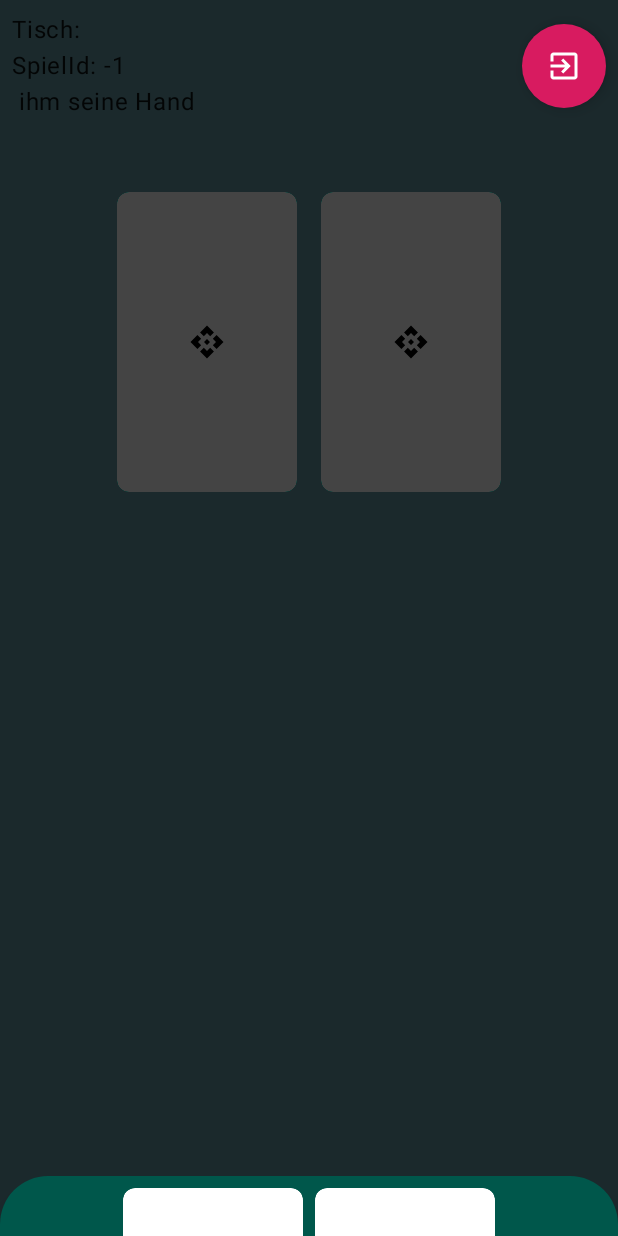
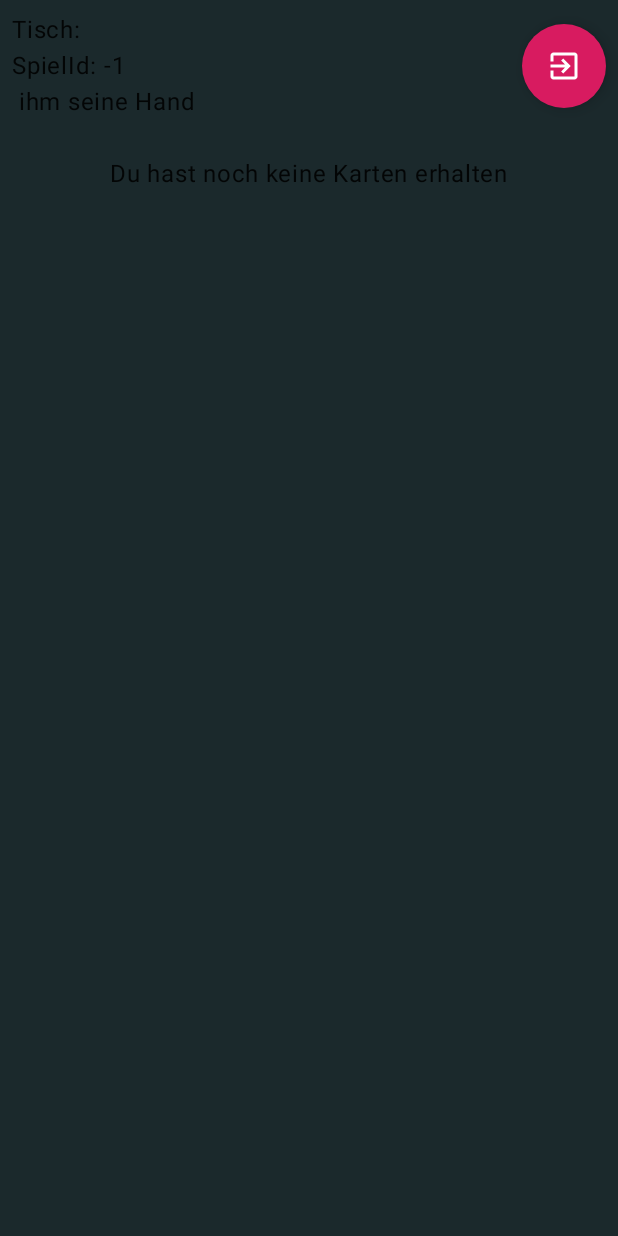
Before and after one commit to TimSta82/digital-card-dealer, an Android app built with Jetpack Compose: the composable PlayerHandScreen shown on its own in the app's theme, on a phone screen of 412 x 824 dp. Run offline under Robolectric (Android 15) with nearby library versions, the phone set to English and light mode, and no system bars; our stand-ins replace Firebase (no records; nobody signed in at launch, a user with empty details on screens opened directly); 2 statements that could not run were skipped.

Commit message:
basics: - show add player button only when allowed (p < 10) - delete current hand for every player when hand is over. hence, show player cards only when available

```diff
--- a/app/src/main/java/de/digitaldealer/cardsplease/Constants.kt
+++ b/app/src/main/java/de/digitaldealer/cardsplease/Constants.kt
@@ -11,3 +11,4 @@ const val KEY_PLAYER_DECK_ID = "KEY_PLAYER_DECK_ID"
 const val COLLECTION_GAMES = "games"
 const val COLLECTION_PLAYERS = "players"
 const val COLLECTION_HAND_CARDS = "handCards"
+const val DOCUMENT_CURRENT_HAND = "currentHand"
--- a/app/src/main/java/de/digitaldealer/cardsplease/domain/model/Hand.kt
+++ b/app/src/main/java/de/digitaldealer/cardsplease/domain/model/Hand.kt
@@ -12,4 +12,6 @@ data class Hand(
         one = Card(),
         two = Card()
     )
+
+    fun isValid(): Boolean = one.value.isNotBlank() && two.value.isNotBlank()
 }
--- a/app/src/main/java/de/digitaldealer/cardsplease/ui/main/player_device/player_hand/PlayerHandScreen.kt
+++ b/app/src/main/java/de/digitaldealer/cardsplease/ui/main/player_device/player_hand/PlayerHandScreen.kt
@@ -45,6 +45,7 @@ fun PlayerHandScreen(modifier: Modifier = Modifier, navController: NavController
     LaunchedEffect(key1 = hand.one.code != "") {
         viewModel.onStart()
     }
+
     DisposableEffect(key1 = Unit) {
         onDispose { viewModel.onStop() }
     }
@@ -63,7 +64,8 @@ fun PlayerHandScreen(modifier: Modifier = Modifier, navController: NavController
         sheetContent = {
             HandBottomSheet(hand = hand)
         },
-        sheetPeekHeight = 40.dp
+        sheetPeekHeight = if (hand.isValid()) 40.dp else 0.dp,
+        sheetShape = MaterialTheme.shapes.small
     ) {
         HandContent(
             player = player,
@@ -105,6 +107,7 @@ fun HandContent(
                 }
             }
             Spacer(modifier = Modifier.height(16.dp))
+            if (hand.isValid()) {
                 Row(
                     modifier = Modifier.padding(top = 24.dp),
                     horizontalArrangement = Arrangement.SpaceEvenly
@@ -132,6 +135,9 @@ fun HandContent(
                         },
                         axis = RotationAxis.AxisY
                     )
+                }
+            } else {
+                Text(text = "Du hast noch keine Karten erhalten")
             }
         }
     }
--- a/app/src/main/java/de/digitaldealer/cardsplease/ui/main/player_device/player_hand/PlayerHandViewModel.kt
+++ b/app/src/main/java/de/digitaldealer/cardsplease/ui/main/player_device/player_hand/PlayerHandViewModel.kt
@@ -23,6 +23,9 @@ class PlayerHandViewModel(val savedState: SavedStateHandle) : ViewModel(), KoinC
     private val _player = MutableStateFlow(savedState.get<Player>("player") ?: Player())
     val player = _player.asStateFlow()
 
+//    private val _currentHand = MutableStateFlow(Hand())
+//    val currentHand = _currentHand.asStateFlow()
+
     private val _currentHand = MutableStateFlow(Hand())
     val currentHand = _currentHand.asStateFlow()
 
@@ -42,7 +45,7 @@ class PlayerHandViewModel(val savedState: SavedStateHandle) : ViewModel(), KoinC
 
     fun onStart() {
         playerHandListener?.remove()
-        playerHandListener = gamesCollectionRef.document(_player.value.deckId).collection(COLLECTION_PLAYERS).document(_player.value.nickName).collection(COLLECTION_HAND_CARDS)
+        playerHandListener = gamesCollectionRef.document(_player.value.deckId).collection(COLLECTION_PLAYERS).document(_player.value.uuid).collection(COLLECTION_HAND_CARDS)
             .addSnapshotListener { snapshot, error ->
                 if (snapshot?.isEmpty?.not() == true) {
                     val hands = ArrayList<Hand>()
@@ -52,9 +55,13 @@ class PlayerHandViewModel(val savedState: SavedStateHandle) : ViewModel(), KoinC
                     }
                     Logger.debug("currentHand: $hands")
                     _currentHand.value = hands.first()
+//                    _currentHand.value = hands.first()
+                } else {
+                    _currentHand.value = Hand()
                 }
                 if (error != null) {
                     Logger.debug("Loading player failed")
+                    _currentHand.value = Hand()
                     return@addSnapshotListener
                 }
             }
```
Also changed, not shown: app/src/main/java/de/digitaldealer/cardsplease/ui/main/dealer_device/DealerStartScreen.kt (+9 -9 lines), app/src/main/java/de/digitaldealer/cardsplease/ui/main/dealer_device/DealerViewModel.kt (+17 -15 lines). Lines whose indentation alone changed are shown as unchanged.
